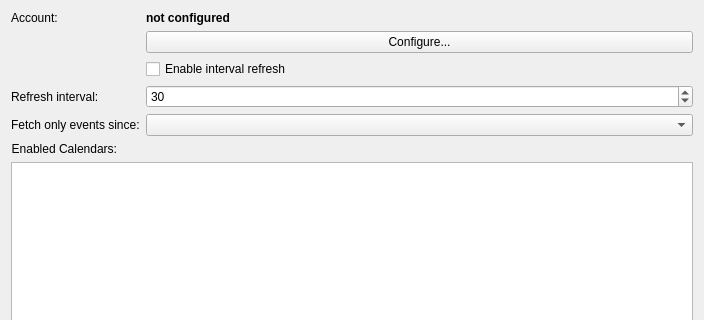
This is resources/google-groupware/googlesettingswidget.ui in KDE/kdepim-runtime as Qt 5 draws it before an edit; both pictures show x 0 to 704 and y 0 to 320 of the 704 by 680 pixel window. The edited form follows.
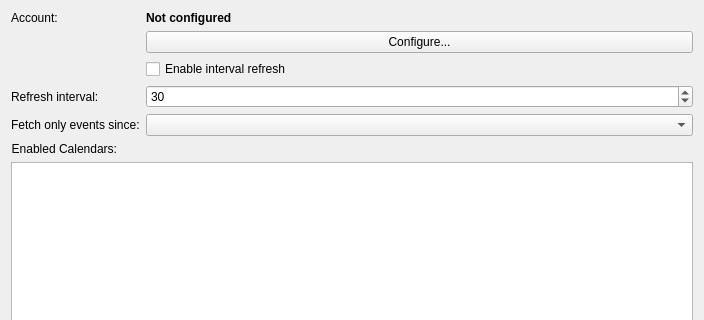
This is the edited form. Icons and pictures are not drawn. Custom widgets are drawn as their Qt base class.

Commit message:
google resource: Change unconfigured account name to Not configure
Use uppercase for the not

Patch:
```diff
--- a/resources/google-groupware/googlesettingswidget.ui
+++ b/resources/google-groupware/googlesettingswidget.ui
@@ -27,7 +27,7 @@
    <item row="0" column="1">
     <widget class="QLabel" name="accountLabel">
      <property name="text">
-      <string>&lt;b&gt;not configured&lt;/b&gt;</string>
+      <string>&lt;b&gt;Not configured&lt;/b&gt;</string>
      </property>
     </widget>
    </item>
```
The commit also changes 2 other files.
